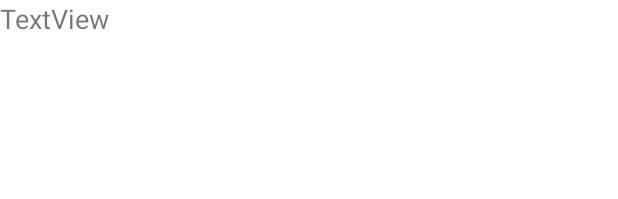
After one commit to utkrisht5/Films-and-TV, an Android app: the layout activity_cast_bio.xml on its own in the app's theme, with its tools: preview values and no code run, on a phone screen of 412 x 824 dp. The commit adds this screen. Shown: the top 199 px of the screen. Run offline under Robolectric (Android 15) with nearby library versions, the phone set to English and light mode, and no system bars; network calls fail.

Commit message:
Adding cast details

```diff
--- a/app/src/main/java/com/example/filmsandtv/cast.java
+++ b/app/src/main/java/com/example/filmsandtv/cast.java
@@ -3,10 +3,12 @@ package com.example.filmsandtv;
 public class cast {
     String url;
     String name;
+    String id;
 
-    public cast(String url, String name){
+    public cast(String url, String name, String id){
         this.url = url;
         this.name = name;
+        this.id = id;
     }
 
     public String getName() {
@@ -16,4 +18,6 @@ public class cast {
     public String getUrl() {
         return url;
     }
+
+    public String getId() { return id; }
 }
--- a/app/src/main/java/com/example/filmsandtv/details.java
+++ b/app/src/main/java/com/example/filmsandtv/details.java
@@ -109,7 +109,8 @@ public class details extends AppCompatActivity {
                             JSONObject m = ca.getJSONObject(i);
                             String url = m.getString("profile_path");
                             String name = m.getString("name");
-                            cast_member.add(new cast(url, name));
+                            String id = m.getString("id");
+                            cast_member.add(new cast(url, name, id));
                         }
                         putData(cast, cast_member);
                     JSONArray cr = credits.getJSONArray("crew");
@@ -117,7 +118,8 @@ public class details extends AppCompatActivity {
                         JSONObject m = cr.getJSONObject(i);
                         String url = m.getString("profile_path");
                         String name = m.getString("name");
-                        crew_member.add(new cast(url, name));
+                        String id = m.getString("id");
+                        crew_member.add(new cast(url, name, id));
                     }
                     putData(crew, crew_member);
                 } catch (
--- /dev/null
+++ b/app/src/main/res/layout/activity_cast_bio.xml
@@ -0,0 +1,25 @@
+<?xml version="1.0" encoding="utf-8"?>
+<androidx.constraintlayout.widget.ConstraintLayout xmlns:android="http://schemas.android.com/apk/res/android"
+    xmlns:app="http://schemas.android.com/apk/res-auto"
+    xmlns:tools="http://schemas.android.com/tools"
+    android:layout_width="match_parent"
+    android:layout_height="match_parent"
+    tools:context=".castBio">
+
+    <ScrollView
+        android:layout_width="match_parent"
+        android:layout_height="match_parent"
+        app:layout_constraintBottom_toBottomOf="parent"
+        app:layout_constraintEnd_toEndOf="parent"
+        app:layout_constraintHorizontal_bias="0.5"
+        app:layout_constraintStart_toStartOf="parent"
+        app:layout_constraintTop_toTopOf="parent">
+
+        <TextView
+            android:id="@+id/bio"
+            android:layout_width="match_parent"
+            android:layout_height="wrap_content"
+            android:text="TextView"
+            android:textSize="18sp" />
+    </ScrollView>
+</androidx.constraintlayout.widget.ConstraintLayout>
```
Also changed, not shown: app/src/main/java/com/example/filmsandtv/castAdapter.java (+9 -0 lines), app/src/main/java/com/example/filmsandtv/castBio.java (added, +18 -0 lines), app/src/main/java/com/example/filmsandtv/castDetails.java (added, +96 -0 lines), app/src/main/res/layout/activity_cast_details.xml (added, +81 -0 lines).
